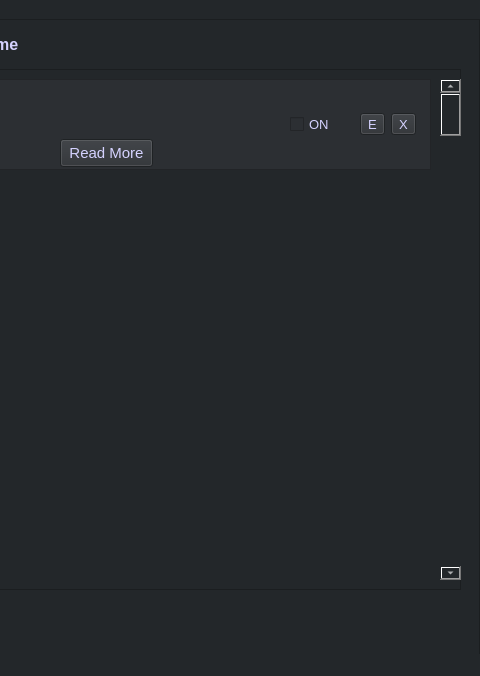
The window that UI_files/Home_Screen_Window.ui (KuroNeko717/Cue) describes before a commit, drawn with Qt 5; both pictures show x 370 to 850 and y 0 to 676 of the 850 by 676 pixel window.
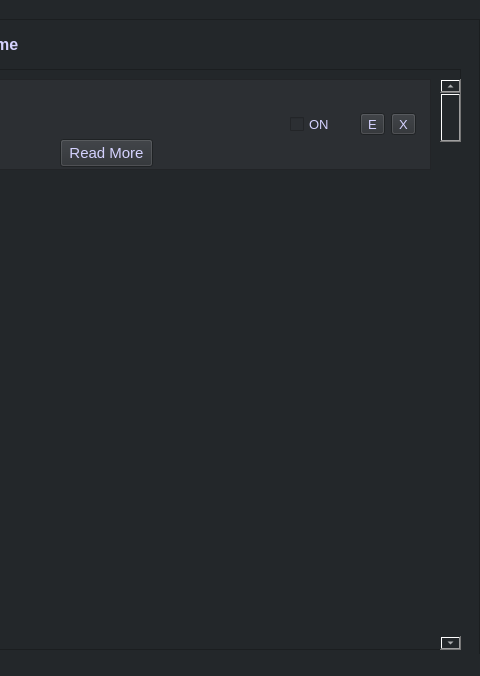
The same window after the commit.

```diff
--- a/UI_files/Home_Screen_Window.ui
+++ b/UI_files/Home_Screen_Window.ui
@@ -66,7 +66,7 @@
        <x>10</x>
        <y>50</y>
        <width>821</width>
-       <height>521</height>
+       <height>581</height>
       </rect>
      </property>
      <property name="frameShape">
@@ -242,7 +242,7 @@
         <x>800</x>
         <y>10</y>
         <width>21</width>
-        <height>501</height>
+        <height>571</height>
        </rect>
       </property>
       <property name="styleSheet">
```
Left out of the diff: 122 changed lines with no effect on the pictures.
